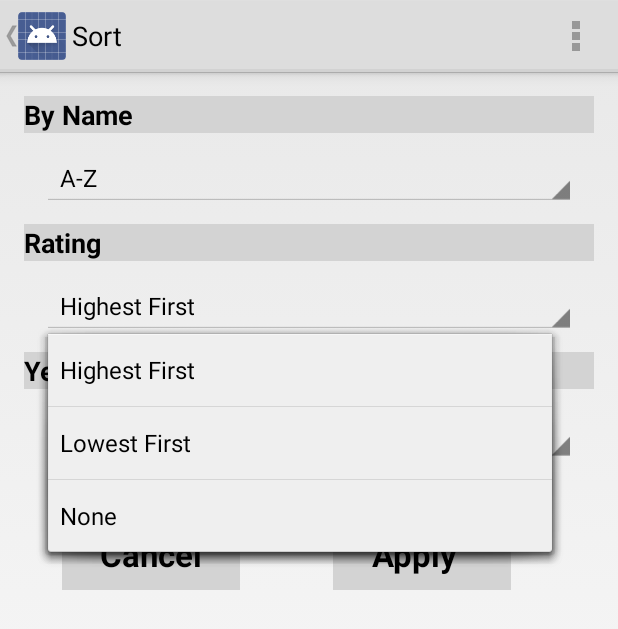
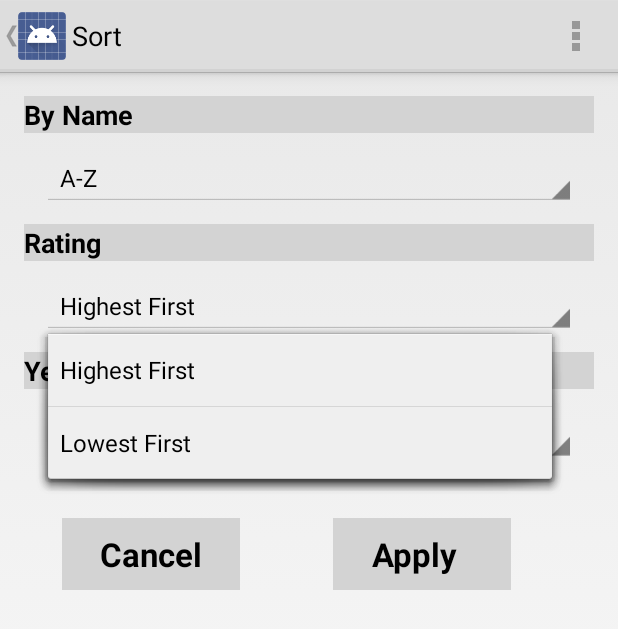
Before and after one commit to e2thed/BoardGameCollectionManager, an Android app: the SortActivity screen opened directly, with no data from a screen before it, after a tap on "Highest First", on a phone screen of 412 x 824 dp. Shown: the top 629 px of the screen. Run offline under Robolectric (Android 15) with nearby library versions, the phone set to English and light mode, and no system bars.

Commit message:
Sort interface with Spinners and onItemSelectedListener

```diff
--- a/app/src/main/java/com/brickedphoneclub/boardgamecollectionmanager/SortActivity.java
+++ b/app/src/main/java/com/brickedphoneclub/boardgamecollectionmanager/SortActivity.java
@@ -5,40 +5,61 @@ import android.support.v7.app.ActionBarActivity;
 import android.os.Bundle;
 import android.view.Menu;
 import android.view.MenuItem;
+import android.view.View;
+import android.widget.AdapterView;
 import android.widget.ArrayAdapter;
 import android.widget.Spinner;
 
 
-public class SortActivity extends Activity {
+public class SortActivity extends Activity implements AdapterView.OnItemSelectedListener {
+
+    Spinner spinner_name, spinner_rating, spinner_yrpub;
+    public static String selectedName, selectedRating, selectedYearPublished = null;
 
     @Override
     protected void onCreate(Bundle savedInstanceState) {
         super.onCreate(savedInstanceState);
         setContentView(R.layout.activity_sort);
 
-        //Spinner for by name sort options
-        Spinner spinner_name = (Spinner) findViewById(R.id.txt_sortbyname);
-        // Create an ArrayAdapter using the string array and a default spinner layout
+        //default sort options
+        selectedName = "A-Z";
+        selectedRating = "Highest First";
+        selectedYearPublished = "Latest First";
+
+
+        //Populate spinners
+
+        spinner_name = (Spinner) findViewById(R.id.spnr_sortbyname);
+        spinner_rating = (Spinner) findViewById(R.id.spnr_sortbyrating);
+        spinner_yrpub = (Spinner) findViewById(R.id.spnr_sortbyyear);
+
+
+        // Create an ArrayAdapter of name spinner using the string array and a default spinner layout
         ArrayAdapter<CharSequence> adapter_name = ArrayAdapter.createFromResource(this,
                 R.array.alpha_array, android.R.layout.simple_spinner_item);
         // Specify the layout to use when the list of choices appears
         adapter_name.setDropDownViewResource(android.R.layout.simple_spinner_dropdown_item);
-        // Apply the adapter to the spinner
+        // Apply the adapter to the name spinner
         spinner_name.setAdapter(adapter_name);
+        spinner_name.setOnItemSelectedListener(this);
 
-        //Spinner for by rating sort options
-        Spinner spinner_rating = (Spinner) findViewById(R.id.txt_sortbyrating);
+        //Populate rating spinner
         ArrayAdapter<CharSequence> adapter_rating = ArrayAdapter.createFromResource(this,
                 R.array.rating_array, android.R.layout.simple_spinner_item);
         adapter_rating.setDropDownViewResource(android.R.layout.simple_spinner_dropdown_item);
         spinner_rating.setAdapter(adapter_rating);
+        spinner_rating.setOnItemSelectedListener(this);
 
-        //Spinner for by year published sort options
-        Spinner spinner_yrpub = (Spinner) findViewById(R.id.txt_sortbyyear);
+        //Populate year published spinner
         ArrayAdapter<CharSequence> adapter_yrpub = ArrayAdapter.createFromResource(this,
                 R.array.year_array, android.R.layout.simple_spinner_item);
         adapter_yrpub.setDropDownViewResource(android.R.layout.simple_spinner_dropdown_item);
         spinner_yrpub.setAdapter(adapter_yrpub);
+        spinner_yrpub.setOnItemSelectedListener(this);
+
+
+        System.out.println(selectedName+" / "+selectedRating+" / "+selectedYearPublished );
+
     }
 
 
@@ -63,6 +84,33 @@ public class SortActivity extends Activity {
 
         return super.onOptionsItemSelected(item);
     }
+
+    @Override
+    public void onItemSelected(AdapterView<?> parent, View view, int position, long id) {
+
+       /* switch(parent.getId()){
+            case R.id.spnr_sortbyname :
+
+                //Your Action Here.
+                break;
+            case R.id.spnr_sortbyrating :
+
+                break;
+            case R.id.spnr_sortbyyear :
+
+                break;
+        }*/
+        selectedName  = spinner_name.getSelectedItem().toString();
+        selectedRating  = spinner_rating.getSelectedItem().toString();
+        selectedYearPublished  = spinner_rating.getSelectedItem().toString();
+        System.out.println(selectedName+" / "+selectedRating+" / "+selectedYearPublished );
+
+    }
+
+    @Override
+    public void onNothingSelected(AdapterView<?> parent) {
+
+    }
 }
 
 /*
--- a/app/src/main/res/layout/activity_sort.xml
+++ b/app/src/main/res/layout/activity_sort.xml
@@ -20,14 +20,14 @@
         android:layout_width="match_parent"
         android:layout_height="wrap_content"
         android:ems="10"
-        android:id="@+id/txt_sortbyname"
+        android:id="@+id/spnr_sortbyname"
         android:layout_below="@id/lbl_sortbyname"
         android:layout_alignParentStart="true"
         android:layout_margin="12dp"/>
 
     <TextView
         android:id="@+id/lbl_sortbyrating"
-        android:layout_below="@id/txt_sortbyname"
+        android:layout_below="@id/spnr_sortbyname"
         android:layout_width="match_parent"
         android:layout_height="wrap_content"
         android:background="@color/light_gray"
@@ -40,14 +40,14 @@
         android:layout_width="match_parent"
         android:layout_height="wrap_content"
         android:ems="10"
-        android:id="@+id/txt_sortbyrating"
+        android:id="@+id/spnr_sortbyrating"
         android:layout_below="@id/lbl_sortbyrating"
         android:layout_alignParentStart="true"
         android:layout_margin="12dp"/>
 
     <TextView
         android:id="@+id/lbl_sortbyyear"
-        android:layout_below="@id/txt_sortbyrating"
+        android:layout_below="@id/spnr_sortbyrating"
         android:layout_width="match_parent"
         android:layout_height="wrap_content"
         android:background="@color/light_gray"
@@ -60,7 +60,7 @@
         android:layout_width="match_parent"
         android:layout_height="wrap_content"
         android:ems="10"
-        android:id="@+id/txt_sortbyyear"
+        android:id="@+id/spnr_sortbyyear"
         android:layout_below="@id/lbl_sortbyyear"
         android:layout_alignParentStart="true"
         android:layout_margin="12dp"
@@ -71,7 +71,7 @@
         android:layout_height="wrap_content"
         android:text="Cancel"
         android:id="@+id/btn_sortcancel"
-        android:layout_below="@id/txt_sortbyyear"
+        android:layout_below="@id/spnr_sortbyyear"
         android:layout_alignParentStart="true"
         android:textStyle="bold"
         android:textSize="22dp"
@@ -89,7 +89,7 @@
         android:layout_height="wrap_content"
         android:text="Apply  "
         android:id="@+id/btn_sortapply"
-        android:layout_below="@id/txt_sortbyyear"
+        android:layout_below="@id/spnr_sortbyyear"
         android:layout_alignParentRight="true"
         android:textStyle="bold"
         android:textSize="22dp"
--- a/app/src/main/res/values/strings.xml
+++ b/app/src/main/res/values/strings.xml
@@ -23,12 +23,10 @@
     <string-array name="rating_array">
         <item>Highest First</item>
         <item>Lowest First</item>
-        <item>None</item>
     </string-array>
     <string-array name="year_array">
         <item>Latest First</item>
         <item>Earliest First</item>
-        <item>None</item>
     </string-array>
 
 </resources>
```
